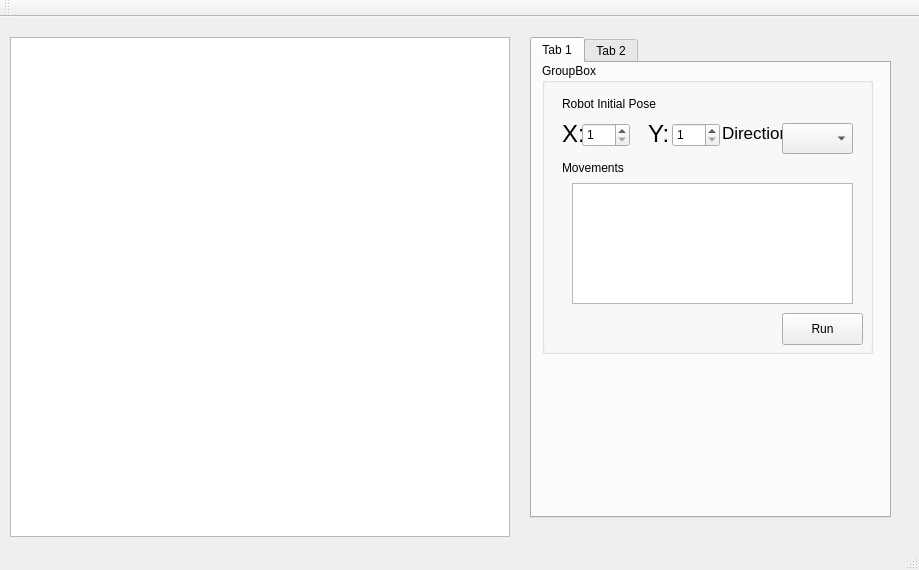
Old version of the form mainwindow.ui in the repository b00611005/robotGame.
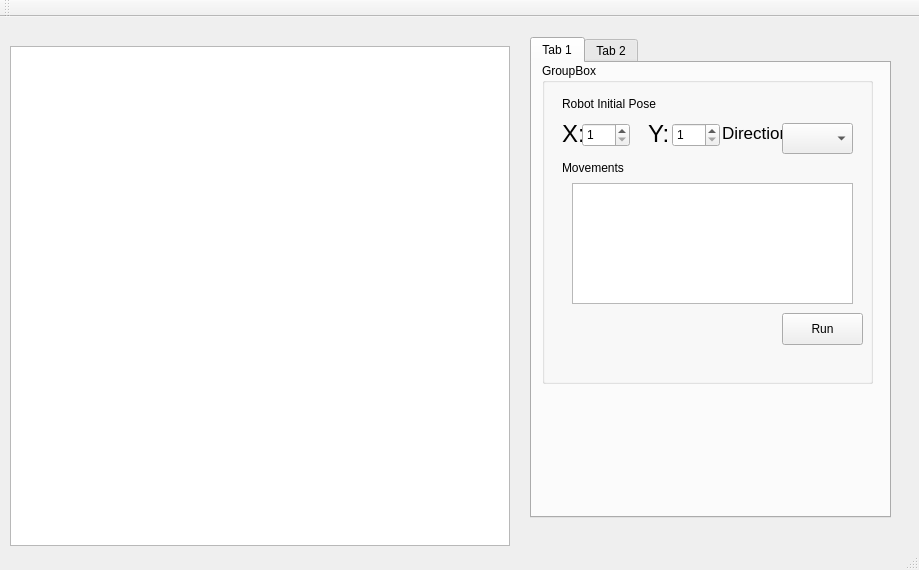
New version of the form.

Patch:
```diff
--- a/mainwindow.ui
+++ b/mainwindow.ui
@@ -2,6 +2,9 @@
 <ui version="4.0">
  <class>MainWindow</class>
  <widget class="QMainWindow" name="MainWindow">
+  <property name="enabled">
+   <bool>true</bool>
+  </property>
   <property name="geometry">
    <rect>
     <x>0</x>
@@ -10,6 +13,24 @@
     <height>570</height>
    </rect>
   </property>
+  <property name="sizePolicy">
+   <sizepolicy hsizetype="Preferred" vsizetype="Preferred">
+    <horstretch>0</horstretch>
+    <verstretch>0</verstretch>
+   </sizepolicy>
+  </property>
+  <property name="minimumSize">
+   <size>
+    <width>919</width>
+    <height>570</height>
+   </size>
+  </property>
+  <property name="maximumSize">
+   <size>
+    <width>919</width>
+    <height>570</height>
+   </size>
+  </property>
   <property name="windowTitle">
    <string>MainWindow</string>
   </property>
@@ -18,11 +39,14 @@
     <property name="geometry">
      <rect>
       <x>10</x>
-      <y>20</y>
+      <y>29</y>
       <width>500</width>
       <height>500</height>
      </rect>
     </property>
+    <property name="autoFillBackground">
+     <bool>true</bool>
+    </property>
    </widget>
    <widget class="QTabWidget" name="tabWidget">
     <property name="geometry">
@@ -46,7 +70,7 @@
         <x>10</x>
         <y>0</y>
         <width>331</width>
-        <height>291</height>
+        <height>321</height>
        </rect>
       </property>
       <property name="title">
```
